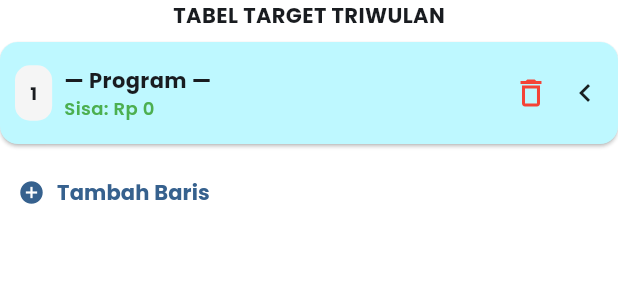
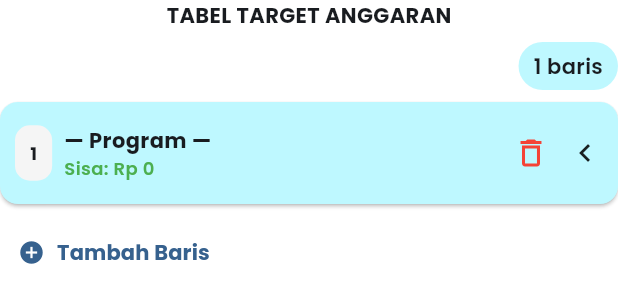
Before and after one commit to Lxtream23/Rsud-Lapkin-Mobile, a Flutter app: the CardTable4Widget widget shown alone on an empty page, opened directly, on a phone screen of 412 x 824 dp. Shown: the top 303 px of the screen. Run offline on Flutter 3.47's test engine with Material 3 defaults, Android fonts, the phone set to English and light mode, and no system bars; our stand-ins replace image_picker, printing, supabase_flutter; missing offline and left inert: syncfusion_flutter_pdf, syncfusion_flutter_signaturepad; accounts and stored records are empty.

Commit message:
improve card table 4

```diff
--- a/lib/features/perjanjian/presentation/widgets/card_table4.dart
+++ b/lib/features/perjanjian/presentation/widgets/card_table4.dart
@@ -217,8 +217,14 @@ class _CardTable4WidgetState extends State<CardTable4Widget> {
     return Column(
       children: [
         const Text(
-          "TABEL TARGET TRIWULAN",
+          "TABEL TARGET ANGGARAN",
           style: TextStyle(fontSize: 14, fontWeight: FontWeight.bold),
+        ),
+        const SizedBox(height: 8),
+
+        Row(
+          mainAxisAlignment: MainAxisAlignment.end,
+          children: [_labelChip("${_rows.length} baris")],
         ),
         const SizedBox(height: 8),
 
@@ -511,6 +517,17 @@ class _CardTable4WidgetState extends State<CardTable4Widget> {
     );
   }
 
+  Widget _labelChip(String text) {
+    return Container(
+      padding: const EdgeInsets.symmetric(horizontal: 10, vertical: 6),
+      decoration: BoxDecoration(
+        color: Color(0xFFBEF8FF),
+        borderRadius: BorderRadius.circular(20),
+      ),
+      child: Text(text, style: const TextStyle(fontWeight: FontWeight.w600)),
+    );
+  }
+
   void _success(String m) {
     final ctx = overlaySnackbarKey.currentContext;
     if (ctx != null) AppSnackbar.success(ctx, m);
```
